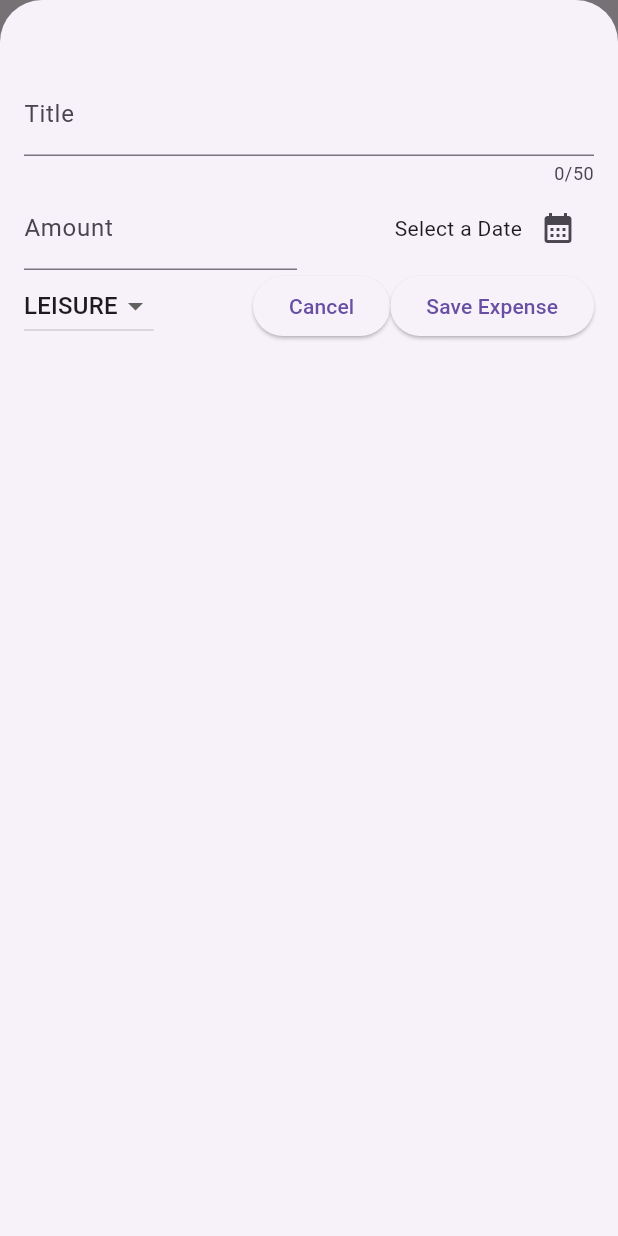
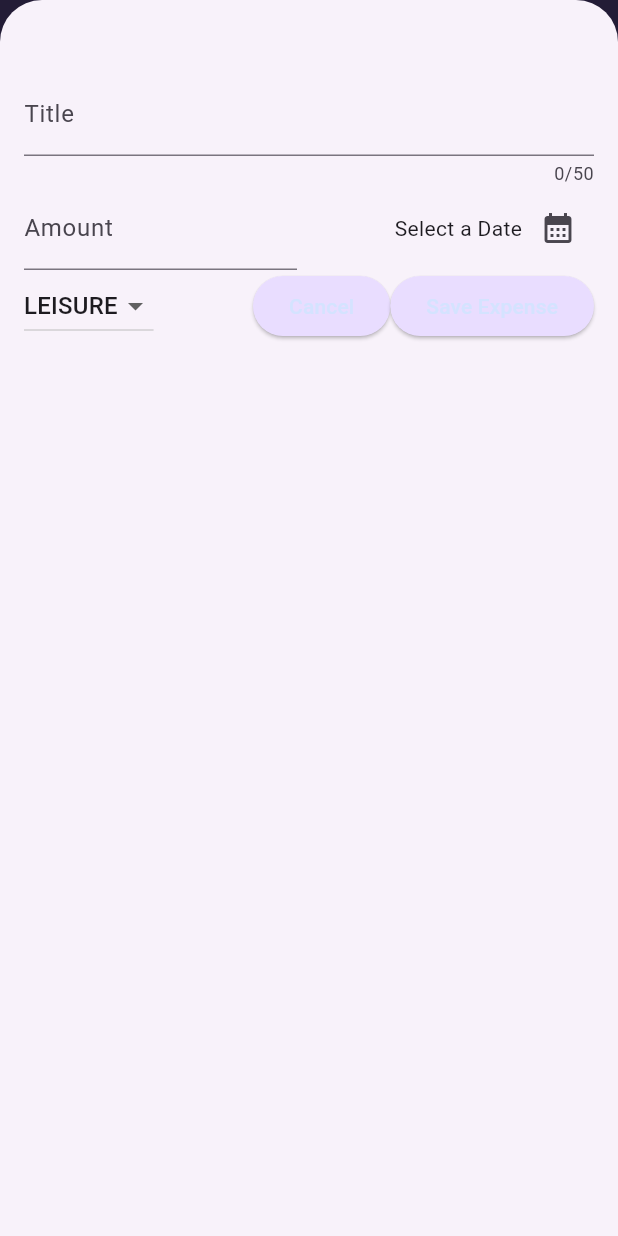
Before and after one commit to KalokYY/expensetracker, a Flutter app: the screen it shows after launch, after a tap on the "add" icon, on a phone screen of 412 x 824 dp. Run offline on Flutter 3.47's test engine with Material 3 defaults, Android fonts, the phone set to English and light mode, and no system bars.

Commit message:
Added theme and dark theme. Minor tweaks to style

```diff
--- a/expense_tracker/lib/main.dart
+++ b/expense_tracker/lib/main.dart
@@ -1,9 +1,57 @@
 import 'package:flutter/material.dart';
 import 'package:expense_tracker/widgets/expenses.dart';
 
+var kColorScheme = ColorScheme.fromSeed(seedColor:
+  const Color.fromARGB(255, 96, 59, 181),
+);
+
+var kDarkColorScheme = ColorScheme.fromSeed(
+  brightness: Brightness.dark,
+  seedColor: Color.fromARGB(255, 5, 99, 181),
+);
+
 void main() {
-  runApp(const
-  MaterialApp(
+  runApp( MaterialApp(
+    themeMode:ThemeMode.system,
+      darkTheme: ThemeData.dark().copyWith(
+        colorScheme: kDarkColorScheme,
+         cardTheme: CardThemeData().copyWith(
+        color: kDarkColorScheme.secondaryContainer,
+          margin: const EdgeInsets.symmetric(horizontal: 16, vertical: 8),
+        ),
+        elevatedButtonTheme: ElevatedButtonThemeData(
+          style: ElevatedButton.styleFrom(
+            backgroundColor: kDarkColorScheme.primaryContainer,
+          ),
+        ),
+      ),
+    theme: ThemeData().copyWith(
+      colorScheme: kColorScheme,
+      appBarTheme: const AppBarTheme().copyWith(
+        backgroundColor: kColorScheme.onPrimaryContainer,
+        foregroundColor: kColorScheme.primaryContainer,
+      ),
+      cardTheme: CardThemeData().copyWith(
+        color: kColorScheme.secondaryContainer,
+        margin: const EdgeInsets.symmetric(
+          horizontal: 16,
+          vertical: 8,
+        ),
+      ),
+      elevatedButtonTheme: ElevatedButtonThemeData(
+        style: ElevatedButton.styleFrom(
+          backgroundColor: kColorScheme.primaryContainer,
+          foregroundColor: kDarkColorScheme.onPrimaryContainer
+        ),
+      ),
+      textTheme: ThemeData().textTheme.copyWith(
+        titleLarge: TextStyle(
+          fontWeight: FontWeight.normal,
+          color: kColorScheme.onSecondaryContainer,
+          fontSize: 24,
+        ),
+      ),
+    ),
     home: Expenses(),
     ),
   );
--- a/expense_tracker/lib/widgets/chart/chart.dart
+++ b/expense_tracker/lib/widgets/chart/chart.dart
@@ -37,7 +37,7 @@ List<ExpenseBucket> get buckets{
         horizontal: 8,
       ),
       width: double.infinity,
-      height: 100,
+      height: 150,
       decoration: BoxDecoration(
         borderRadius: BorderRadius.circular(8),
         gradient: LinearGradient(colors: [
--- a/expense_tracker/lib/widgets/expenses.dart
+++ b/expense_tracker/lib/widgets/expenses.dart
@@ -1,3 +1,4 @@
+import 'package:expense_tracker/widgets/chart/chart.dart';
 import 'package:expense_tracker/widgets/expenses_list/expenses_list.dart';
 import 'package:expense_tracker/models/expense.dart';
 import 'package:expense_tracker/widgets/new_expense.dart';
@@ -103,7 +104,7 @@ void _removeExpense(Expense expense)
       body:
         Column(
           children: [
-            Text("Chart"),
+            Chart(expenses: _registeredExpenses),
             Expanded(child: mainContent),
         ],
       ),
--- a/expense_tracker/lib/widgets/expenses_list/expense_item.dart
+++ b/expense_tracker/lib/widgets/expenses_list/expense_item.dart
@@ -16,7 +16,8 @@ class ExpenseItem extends StatelessWidget{
         ),
         child: Column(
           children: [
-            Text(expense.title),
+            Text(expense.title,
+            style: ThemeData().textTheme.titleLarge),
             const SizedBox(
               height: 4
               ),
--- a/expense_tracker/lib/widgets/expenses_list/expenses_list.dart
+++ b/expense_tracker/lib/widgets/expenses_list/expenses_list.dart
@@ -18,10 +18,10 @@ class ExpensesList extends StatelessWidget {
       itemCount: expenses.length,
       itemBuilder: (ctx, index) => Dismissible(
         background: Container(
-          // margin: EdgeInsets.symmetric(
-          //   horizontal: Theme.of(context).cardTheme.margin!.horizontal
-          // ),
-          color: Theme.of(context).colorScheme.error,
+          margin: EdgeInsets.symmetric(
+            horizontal: Theme.of(context).cardTheme.margin!.horizontal
+          ),
+          color: Theme.of(context).colorScheme.error.withValues(alpha:.75),
         ),
         key:ValueKey(expenses[index]),
         onDismissed: (direction) {
```
